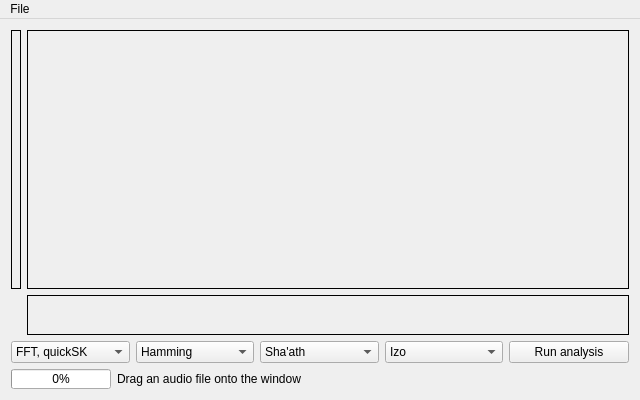
Before: the Qt Designer form detailwindow.ui in ibsh/is_KeyFinder, drawn with Qt 5.
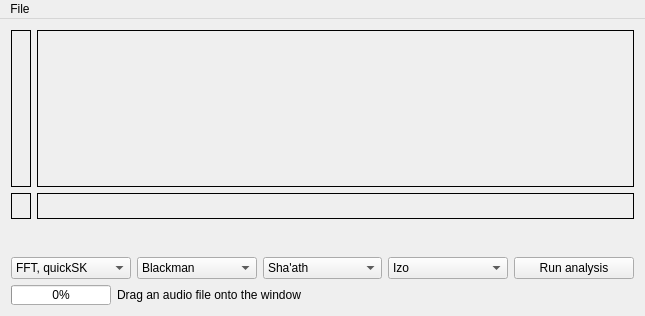
After: the same form once the commit is applied.

Diff of the .ui file:
```diff
--- a/detailwindow.ui
+++ b/detailwindow.ui
@@ -6,10 +6,16 @@
    <rect>
     <x>0</x>
     <y>0</y>
-    <width>640</width>
-    <height>400</height>
+    <width>645</width>
+    <height>316</height>
    </rect>
   </property>
+  <property name="sizePolicy">
+   <sizepolicy hsizetype="Preferred" vsizetype="MinimumExpanding">
+    <horstretch>0</horstretch>
+    <verstretch>0</verstretch>
+   </sizepolicy>
+  </property>
   <property name="acceptDrops">
    <bool>true</bool>
   </property>
@@ -19,18 +25,20 @@
   <widget class="QWidget" name="centralWidget">
    <layout class="QVBoxLayout" name="verticalLayout">
     <item>
-     <layout class="QHBoxLayout" name="horizontalLayout_chromagram">
+     <layout class="QVBoxLayout" name="verticalLayout_2" stretch="6,1,1,0,0">
+      <item>
+       <layout class="QHBoxLayout" name="horizontalLayout_bigChromagram">
       <item>
        <widget class="QLabel" name="pianoKeysLabel">
         <property name="minimumSize">
          <size>
-          <width>10</width>
-          <height>72</height>
+            <width>20</width>
+            <height>74</height>
          </size>
         </property>
         <property name="maximumSize">
          <size>
-          <width>10</width>
+            <width>20</width>
           <height>16777215</height>
          </size>
         </property>
@@ -65,6 +73,38 @@
         <property name="frameShape">
          <enum>QFrame::Box</enum>
         </property>
+          <property name="text">
+           <string/>
+          </property>
+          <property name="textFormat">
+           <enum>Qt::PlainText</enum>
+          </property>
+          <property name="scaledContents">
+           <bool>true</bool>
+          </property>
+         </widget>
+        </item>
+       </layout>
+      </item>
+      <item>
+       <layout class="QHBoxLayout" name="horizontalLayout_miniChromagram">
+        <item>
+         <widget class="QLabel" name="miniPianoKeysLabel">
+          <property name="minimumSize">
+           <size>
+            <width>20</width>
+            <height>14</height>
+           </size>
+          </property>
+          <property name="maximumSize">
+           <size>
+            <width>20</width>
+            <height>16777215</height>
+           </size>
+          </property>
+          <property name="frameShape">
+           <enum>QFrame::Box</enum>
+          </property>
         <property name="lineWidth">
          <number>1</number>
         </property>
@@ -82,66 +122,48 @@
         </property>
        </widget>
       </item>
+        <item>
+         <widget class="QLabel" name="miniChromagramLabel">
+          <property name="minimumSize">
+           <size>
+            <width>0</width>
+            <height>14</height>
+           </size>
+          </property>
+          <property name="frameShape">
+           <enum>QFrame::Box</enum>
+          </property>
+          <property name="text">
+           <string/>
+          </property>
+          <property name="textFormat">
+           <enum>Qt::PlainText</enum>
+          </property>
+          <property name="scaledContents">
+           <bool>true</bool>
+          </property>
+         </widget>
+        </item>
      </layout>
     </item>
     <item>
-     <layout class="QHBoxLayout" name="horizontalLayout_keySegments">
+       <layout class="QHBoxLayout" name="horizontalLayout_keyLabels">
+        <property name="spacing">
+         <number>0</number>
+        </property>
       <item>
        <widget class="QLabel" name="spacerLabel">
         <property name="minimumSize">
          <size>
-          <width>10</width>
+            <width>26</width>
           <height>20</height>
          </size>
         </property>
         <property name="maximumSize">
          <size>
-          <width>10</width>
-          <height>40</height>
-         </size>
-        </property>
-        <property name="frameShape">
-         <enum>QFrame::NoFrame</enum>
-        </property>
-        <property name="lineWidth">
-         <number>1</number>
-        </property>
-        <property name="midLineWidth">
-         <number>0</number>
-        </property>
-        <property name="text">
-         <string/>
-        </property>
-        <property name="textFormat">
-         <enum>Qt::PlainText</enum>
-        </property>
-        <property name="scaledContents">
-         <bool>true</bool>
-        </property>
-       </widget>
-      </item>
-      <item>
-       <widget class="QLabel" name="segmentLabel">
-        <property name="minimumSize">
-         <size>
-          <width>10</width>
-          <height>20</height>
-         </size>
-        </property>
-        <property name="maximumSize">
-         <size>
-          <width>16777215</width>
-          <height>40</height>
-         </size>
-        </property>
-        <property name="frameShape">
-         <enum>QFrame::Box</enum>
-        </property>
-        <property name="lineWidth">
-         <number>1</number>
-        </property>
-        <property name="midLineWidth">
-         <number>0</number>
+            <width>26</width>
+            <height>30</height>
+           </size>
         </property>
         <property name="text">
          <string/>
@@ -191,7 +213,7 @@
       <item>
        <widget class="QComboBox" name="twCombo">
         <property name="currentIndex">
-         <number>1</number>
+           <number>0</number>
         </property>
         <item>
          <property name="text">
@@ -338,13 +360,15 @@
      </layout>
     </item>
    </layout>
+    </item>
+   </layout>
   </widget>
   <widget class="QMenuBar" name="menuBar">
    <property name="geometry">
     <rect>
      <x>0</x>
      <y>0</y>
-     <width>640</width>
+     <width>645</width>
      <height>22</height>
     </rect>
    </property>
```
Left out of the diff: 3 changed lines with no effect on the pictures. Lines whose indentation alone changed are shown as unchanged.
